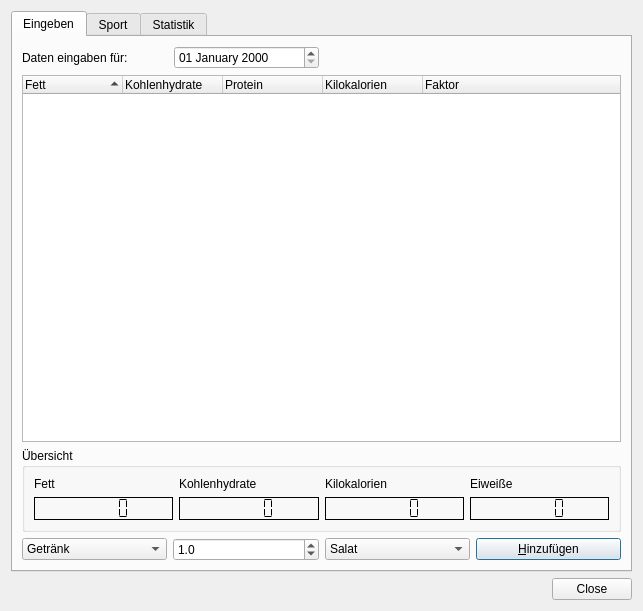
Before: the Qt Designer form maindlg.ui in cniehaus/tomate, drawn with Qt 5.
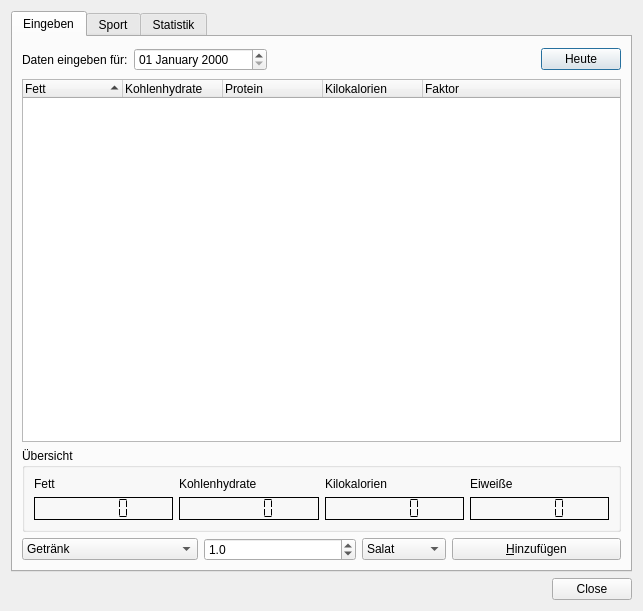
After: the same form once the commit is applied.

Commit message: Adding a button for today

The edit to the form file:
```diff
--- a/maindlg.ui
+++ b/maindlg.ui
@@ -23,28 +23,44 @@
        <string>Eingeben</string>
       </attribute>
       <layout class="QGridLayout" >
-       <item row="0" column="0" colspan="2" >
-        <layout class="QHBoxLayout" >
-         <item>
+       <item row="0" column="0" >
           <widget class="QLabel" name="label_5" >
            <property name="text" >
-            <string>Daten eingaben für:</string>
+          <string>Daten eingeben für:</string>
            </property>
            <property name="buddy" >
             <cstring>dateEdit</cstring>
            </property>
           </widget>
          </item>
-         <item>
+       <item row="0" column="1" colspan="2" >
           <widget class="QDateEdit" name="dateEdit" >
            <property name="displayFormat" >
             <string>dd MMMM yyyy</string>
            </property>
           </widget>
          </item>
-        </layout>
+       <item row="0" column="3" colspan="3" >
+        <spacer>
+         <property name="orientation" >
+          <enum>Qt::Horizontal</enum>
+         </property>
+         <property name="sizeHint" >
+          <size>
+           <width>271</width>
+           <height>27</height>
+          </size>
+         </property>
+        </spacer>
        </item>
-       <item row="1" column="0" colspan="4" >
+       <item row="0" column="6" >
+        <widget class="QPushButton" name="todayButton" >
+         <property name="text" >
+          <string>Heute</string>
+         </property>
+        </widget>
+       </item>
+       <item row="1" column="0" colspan="7" >
         <widget class="QTreeWidget" name="treeWidget" >
          <property name="sortingEnabled" >
           <bool>true</bool>
@@ -79,7 +95,7 @@
          </column>
         </widget>
        </item>
-       <item row="2" column="0" colspan="4" >
+       <item row="2" column="0" colspan="7" >
         <widget class="QGroupBox" name="groupBox" >
          <property name="title" >
           <string>Übersicht</string>
@@ -159,7 +175,7 @@
          </layout>
         </widget>
        </item>
-       <item row="3" column="0" >
+       <item row="3" column="0" colspan="2" >
         <widget class="QComboBox" name="foodstyle" >
          <item>
           <property name="text" >
@@ -173,7 +189,7 @@
          </item>
         </widget>
        </item>
-       <item row="3" column="1" >
+       <item row="3" column="2" colspan="2" >
         <widget class="QDoubleSpinBox" name="doubleSpinBox" >
          <property name="decimals" >
           <number>1</number>
@@ -186,7 +202,7 @@
          </property>
         </widget>
        </item>
-       <item row="3" column="2" >
+       <item row="3" column="4" >
         <widget class="QComboBox" name="foodCombo" >
          <property name="minimumSize" >
           <size>
@@ -211,7 +227,7 @@
          </item>
         </widget>
        </item>
-       <item row="3" column="3" >
+       <item row="3" column="5" colspan="2" >
         <widget class="QPushButton" name="addButton" >
          <property name="text" >
           <string>&amp;Hinzufügen</string>
```
Lines whose indentation alone changed are shown as unchanged. The commit also changes 2 other files.
